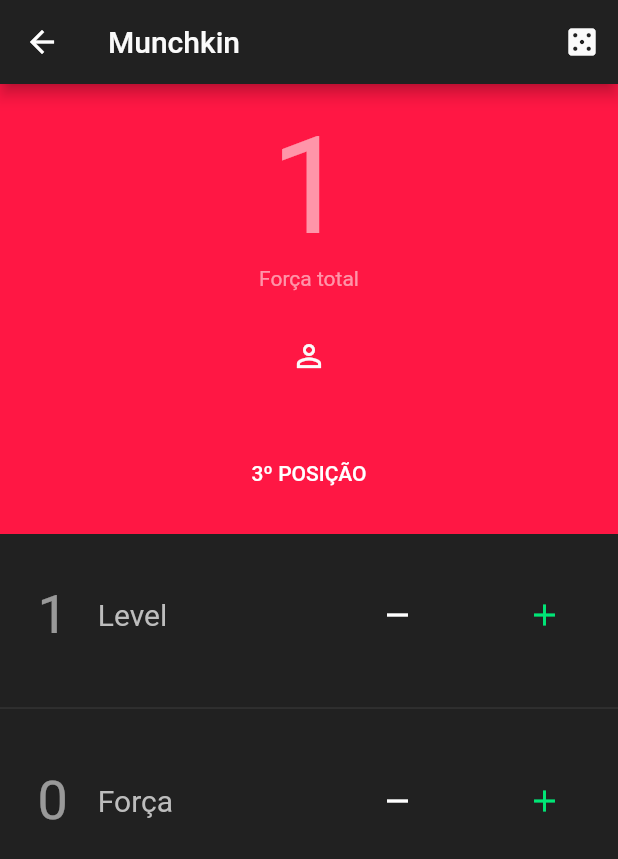
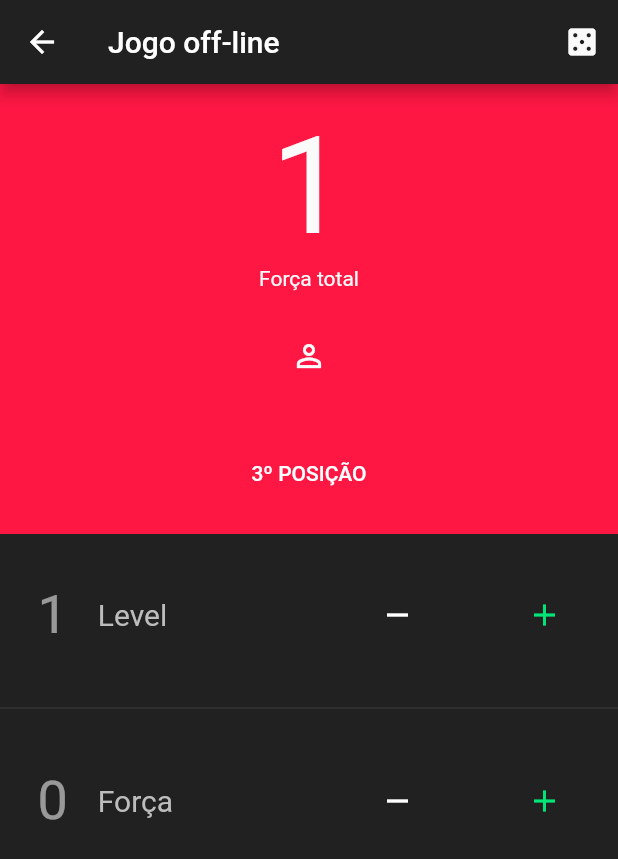
Before and after one commit to MayaraFreitas/munchkin, a Flutter app: the ScorePage screen opened by its route, on a phone screen of 412 x 824 dp. Shown: the top 859 px of the screen. Run offline on Flutter 3.47's test engine with Material 2 defaults, Android fonts, the phone set to English and light mode, and no system bars; Roboto replaces fonts that are missing (Hind).

Commit message:
ajuste  tela de score

```diff
--- a/lib/views/home_page.dart
+++ b/lib/views/home_page.dart
@@ -135,7 +135,7 @@ class _HomePageState extends State<HomePage> {
               padding: EdgeInsets.only(right: 25, left:25, top: 30, bottom: 30),
               child: Icon(Icons.signal_wifi_off, color: Colors.greenAccent[400]),
             ),
-            Text("Jogar offline", style: TextStyle(fontSize: 20, color: Colors.greenAccent[400])),
+            Text("Jogar off-line", style: TextStyle(fontSize: 20, color: Colors.greenAccent[400])),
             Padding(padding: EdgeInsets.only(bottom: 30),
             child: Divider(),
             ),
--- a/lib/views/score_page.dart
+++ b/lib/views/score_page.dart
@@ -73,8 +73,8 @@ class _ScorePageState extends State<ScorePage> {
               mainAxisAlignment: MainAxisAlignment.center,
               crossAxisAlignment: CrossAxisAlignment.center,
               children: <Widget>[
-                Text(jogador.getScoreTotal(jogador).toString(), style: TextStyle(fontSize: 90.0, letterSpacing: 12.0)),
-                Text("Força total"),
+                Text(jogador.getScoreTotal(jogador).toString(), style: TextStyle(fontSize: 90.0, letterSpacing: 12.0, color: Colors.grey[50])),
+                Text("Força total", style: TextStyle(color: Colors.grey[50])),
                 Container(
                     margin: EdgeInsets.only(top: 20.0),
                     child: FlatButton(
@@ -199,7 +199,7 @@ class _ScorePageState extends State<ScorePage> {
       appBar: AppBar(
         title: Row(
           children: <Widget>[
-            Text("Munchkin",style: TextStyle(color: Colors.grey[50])),
+            Text("Jogo off-line"),
           ]
         ),
         actions: <Widget>[
```
